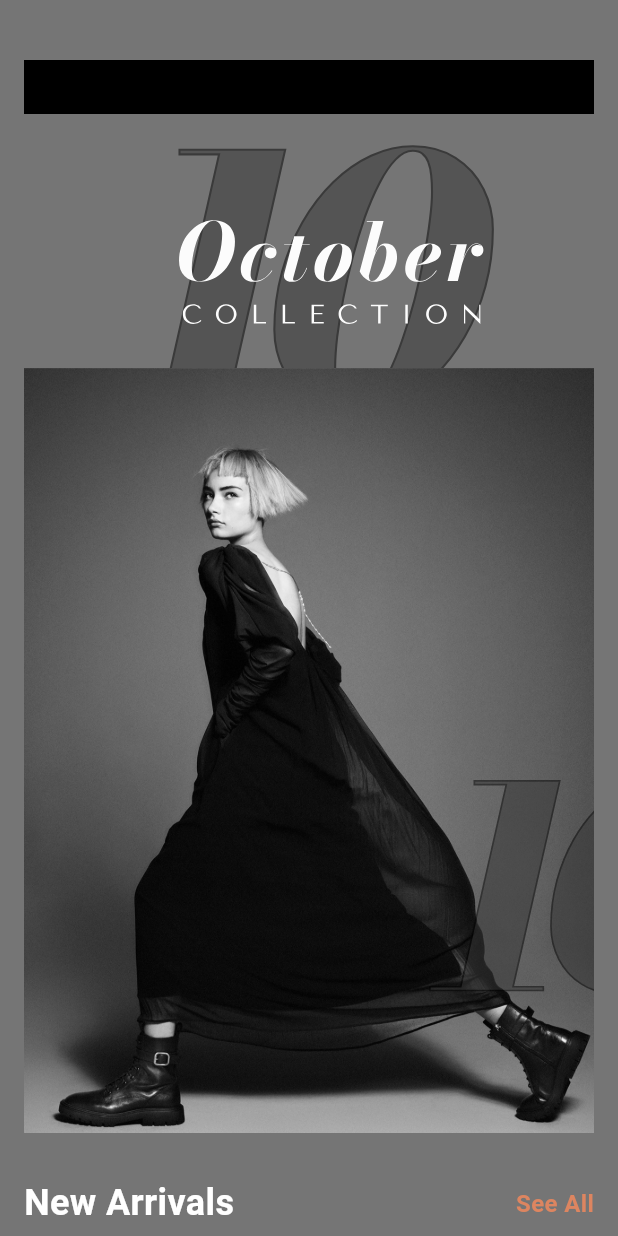
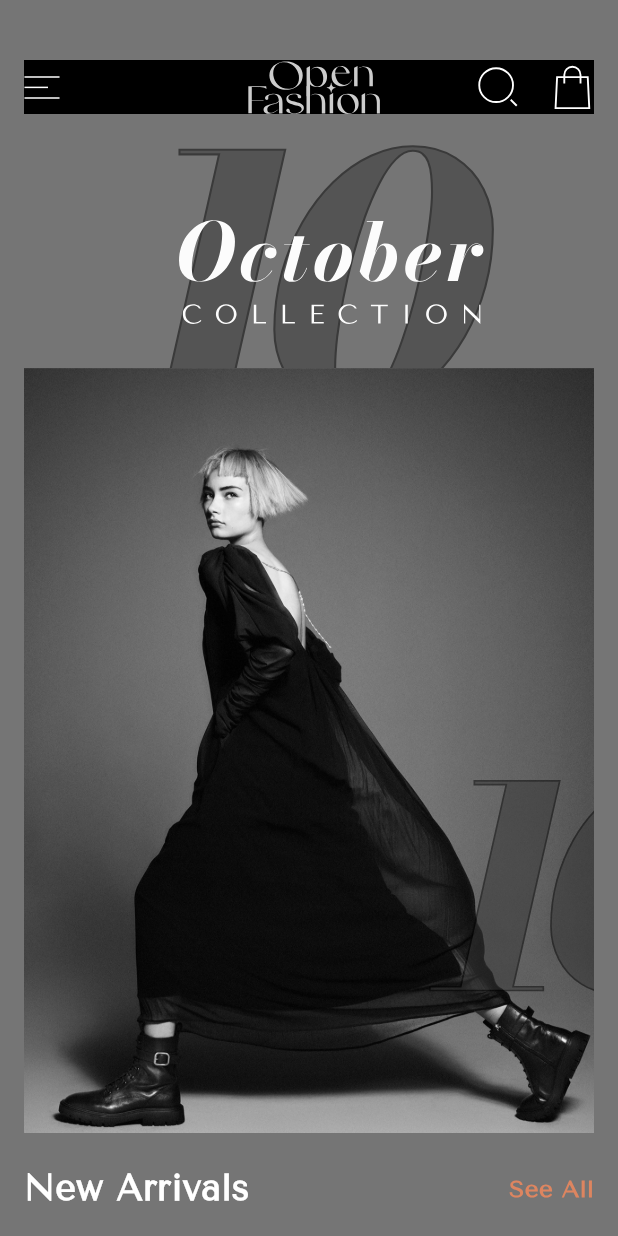
Before and after one commit to youssef336/fashion_app, a Flutter app: the HomeView screen opened by its route, on a phone screen of 412 x 824 dp. Run offline on Flutter 3.47's test engine with Material 3 defaults, Android fonts, the phone set to English and light mode, and no system bars; our stand-ins replace bloc, cloud_firestore, dartz, firebase_auth, firebase_core, flutter_bloc and 4 more; accounts and stored records are empty; network calls fail.

Commit message:
add check out phase two

```diff
--- a/lib/core/helper_functions/on_generate_routes.dart
+++ b/lib/core/helper_functions/on_generate_routes.dart
@@ -1,6 +1,7 @@
 import 'package:fashion/core/entities/product_entity.dart';
 import 'package:fashion/features/auth/presentation/views/login_view.dart';
 import 'package:fashion/features/auth/presentation/views/sign_up_view.dart';
+import 'package:fashion/features/check_out/presentation/views/address_view.dart';
 import 'package:fashion/features/check_out/presentation/views/check_out_view.dart';
 import 'package:fashion/features/home/presentation/views/all_product_view.dart';
 import 'package:fashion/features/home/presentation/views/home_view.dart';
@@ -19,6 +20,8 @@ Route<dynamic> onGenerateRoute(RouteSettings settings) {
       return MaterialPageRoute(builder: (_) => const SignUpView());
     case AllProductView.routeName:
       return MaterialPageRoute(builder: (_) => const AllProductView());
+    case AddressView.routeName:
+      return MaterialPageRoute(builder: (_) => const AddressView());
     case CheckOutView.routeName:
       return MaterialPageRoute(
         builder: (_) =>
--- a/lib/core/utils/text_styles.dart
+++ b/lib/core/utils/text_styles.dart
@@ -1,14 +1,14 @@
 import 'package:flutter/material.dart';
 
 class Wt {
-  static const small = FontWeight.w300;
-  static const medium = FontWeight.w400;
-  static const large = FontWeight.w600;
-  static const veryLarge = FontWeight.w800;
+  static const small = FontWeight.w100;
+  static const medium = FontWeight.w500;
+  static const large = FontWeight.w700;
+  static const veryLarge = FontWeight.w900;
 }
 
 class TextStyles {
-  static const _fontFamily = 'Tenor Sans';
+  static const _fontFamily = 'TenorSans';
 
   // === Title (24) ===
   static const title_Small_24 = TextStyle(
--- a/lib/core/widgets/custom_app_bar.dart
+++ b/lib/core/widgets/custom_app_bar.dart
@@ -5,38 +5,60 @@ import 'package:flutter/material.dart';
 import 'package:flutter_svg/svg.dart';
 
 class CustomAppBar extends StatelessWidget {
-  CustomAppBar({required this.isblack, super.key});
+  CustomAppBar({required this.isblack, super.key, this.isfirst = false});
   bool isblack = false;
+  bool isfirst;
+
   @override
   Widget build(BuildContext context) {
     return Padding(
       padding: const EdgeInsets.only(top: 24),
       child: Container(
-        color: isblack ? Colors.black : Colors.transparent,
+        color: isblack
+            ? Colors.black
+            : isfirst
+            ? Colors.white
+            : Colors.transparent,
         child: Row(
           children: [
             SvgPicture.asset(
               Assets.assetsImageMenu,
-              color: isblack ? Colors.transparent : Colors.black,
+              color: isblack
+                  ? isfirst
+                        ? Colors.white
+                        : Colors.transparent
+                  : Colors.black,
             ),
             const Spacer(flex: 2),
             SvgPicture.asset(
               Assets.assetsImageLogoText,
               height: 36,
-              color: isblack ? Colors.transparent : Colors.black,
+              color: isblack
+                  ? isfirst
+                        ? Colors.white
+                        : Colors.transparent
+                  : Colors.black,
             ),
 
             const Spacer(flex: 1),
             SvgPicture.asset(
               Assets.assetsImageSearch,
               height: 30,
-              color: isblack ? Colors.transparent : Colors.black,
+              color: isblack
+                  ? isfirst
+                        ? Colors.white
+                        : Colors.transparent
+                  : Colors.black,
             ),
             const SizedBox(width: 19),
             SvgPicture.asset(
               Assets.assetsImageShoppingbag,
               height: 30,
-              color: isblack ? Colors.transparent : Colors.black,
+              color: isblack
+                  ? isfirst
+                        ? Colors.white
+                        : Colors.transparent
+                  : Colors.black,
             ),
           ],
         ),
--- a/lib/features/check_out/presentation/views/widgets/amount.dart
+++ b/lib/features/check_out/presentation/views/widgets/amount.dart
@@ -1,4 +1,5 @@
 import 'package:cloud_firestore/cloud_firestore.dart';
+import 'package:fashion/core/utils/text_styles.dart';
 import 'package:flutter/material.dart';
 
 class amount extends StatefulWidget {
@@ -35,7 +36,7 @@ class _amountState extends State<amount> {
         const SizedBox(width: 10),
         Text(
           widget.counter.value.toString(),
-          style: const TextStyle(fontSize: 20),
+          style: TextStyles.title_Medium_24,
         ),
         const SizedBox(width: 10),
         GestureDetector(
--- a/lib/features/check_out/presentation/views/widgets/header.dart
+++ b/lib/features/check_out/presentation/views/widgets/header.dart
@@ -1,4 +1,5 @@
 import 'package:fashion/core/utils/assets.dart';
+import 'package:fashion/core/utils/text_styles.dart';
 import 'package:flutter/material.dart';
 import 'package:flutter_svg/svg.dart';
 
@@ -13,10 +14,9 @@ class Header extends StatelessWidget {
       children: [
         Text(
           text.toUpperCase(),
-          style: const TextStyle(
-            fontSize: 30,
+          style: TextStyles.title_Medium_24.copyWith(
             letterSpacing: 6,
-            fontWeight: FontWeight.w400,
+            fontSize: 20,
           ),
         ),
         SvgPicture.asset(
--- a/lib/features/home/presentation/views/widgets/home_header.dart
+++ b/lib/features/home/presentation/views/widgets/home_header.dart
@@ -1,3 +1,4 @@
+import 'package:fashion/core/utils/text_styles.dart';
 import 'package:fashion/core/widgets/custom_app_bar.dart';
 import 'package:fashion/features/home/presentation/views/all_product_view.dart';
 import 'package:fashion/features/home/presentation/views/widgets/stack_first_image.dart';
@@ -13,20 +14,18 @@ class HomeHeader extends StatelessWidget {
       child: Column(
         crossAxisAlignment: CrossAxisAlignment.start,
         children: [
-          CustomAppBar(isblack: true),
+          CustomAppBar(isblack: true, isfirst: true),
           const SizedBox(height: 20),
           const StackFirstimage(),
-          const SizedBox(height: 20),
+          const SizedBox(height: 10),
           Padding(
             padding: const EdgeInsets.symmetric(vertical: 10),
             child: Row(
               children: [
-                const Text(
+                Text(
                   'New Arrivals',
-                  style: TextStyle(
+                  style: TextStyles.title_Large_24.copyWith(
                     color: Colors.white,
-                    fontSize: 24,
-                    fontWeight: FontWeight.bold,
                   ),
                 ),
                 const Spacer(),
@@ -34,12 +33,10 @@ class HomeHeader extends StatelessWidget {
                   onTap: () {
                     Navigator.pushNamed(context, AllProductView.routeName);
                   },
-                  child: const Text(
+                  child: Text(
                     'See All',
-                    style: TextStyle(
-                      color: Color(0xffDD8560),
-                      fontSize: 16,
-                      fontWeight: FontWeight.bold,
+                    style: TextStyles.bodyL_Large_16.copyWith(
+                      color: const Color(0xffDD8560),
                     ),
                   ),
                 ),
--- a/lib/features/home/presentation/views/widgets/home_view_body.dart
+++ b/lib/features/home/presentation/views/widgets/home_view_body.dart
@@ -2,6 +2,7 @@ import 'package:fashion/core/entities/product_entity.dart';
 // ignore: unused_import
 import 'package:fashion/core/helper_functions/dummy_product_entity.dart';
 import 'package:fashion/core/utils/assets.dart';
+import 'package:fashion/core/utils/text_styles.dart';
 import 'package:fashion/features/home/domain/entities/cover_entity.dart';
 import 'package:fashion/features/home/presentation/views/widgets/contact_in_home.dart';
 import 'package:fashion/features/home/presentation/views/widgets/cover_item.dart';
@@ -44,9 +45,8 @@ class HomeViewBody extends StatelessWidget {
             children: [
               Text(
                 "You may also like".toUpperCase(),
-                style: const TextStyle(
+                style: TextStyles.title_Large_24.copyWith(
                   color: Colors.white,
-                  fontSize: 25,
                   letterSpacing: 3,
                 ),
               ),
```
Also changed, not shown: lib/core/widgets/custom_text_feild.dart (+10 -4 lines), lib/features/check_out/presentation/views/address_view.dart (added, +11 -0 lines), lib/features/check_out/presentation/views/widgets/address_view_body.dart (added, +96 -0 lines), lib/features/check_out/presentation/views/widgets/check_out_buttom.dart (+17 -7 lines), lib/features/check_out/presentation/views/widgets/check_out_first_phase.dart (+23 -12 lines), lib/features/check_out/presentation/views/widgets/check_out_item.dart (+10 -13 lines), lib/features/check_out/presentation/views/widgets/check_out_secound_phase.dart (added, +58 -0 lines), lib/features/check_out/presentation/views/widgets/check_out_secound_phase_item.dart (added, +57 -0 lines), lib/features/check_out/presentation/views/widgets/check_out_view_body.dart (+22 -3 lines), lib/features/home/presentation/views/widgets/contact_in_home.dart (+33 -14 lines), lib/features/home/presentation/views/widgets/cover_item.dart (+6 -6 lines), lib/features/home/presentation/views/widgets/product_item.dart (+11 -4 lines).
